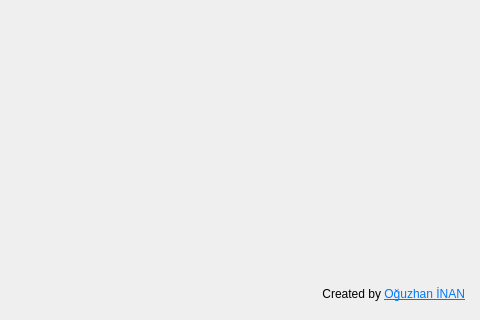
Old version of the form stacer/Pages/Settings/settings_page.ui in the repository oguzhaninan/Stacer; both pictures show x 331 to 811 and y 159 to 479 of the 811 by 479 pixel window.
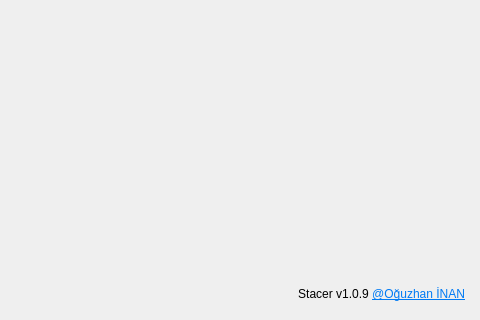
New version of the form. Icons and pictures are not drawn.

```diff
--- a/stacer/Pages/Settings/settings_page.ui
+++ b/stacer/Pages/Settings/settings_page.ui
@@ -321,7 +321,7 @@
    <item row="10" column="3" colspan="2" alignment="Qt::AlignRight">
     <widget class="QLabel" name="lblCreatedBy">
      <property name="text">
-      <string>&lt;html&gt;&lt;head/&gt;&lt;body&gt;&lt;p&gt;Created by &lt;a href=&quot;https://github.com/oguzhaninan&quot;&gt;&lt;span style=&quot; text-decoration: underline; color:#007af4;&quot;&gt;Oğuzhan İNAN&lt;/span&gt;&lt;/a&gt;&lt;/p&gt;&lt;/body&gt;&lt;/html&gt;</string>
+      <string notr="true">&lt;html&gt;&lt;head/&gt;&lt;body&gt;&lt;p&gt;Stacer v1.0.9 &lt;a href=&quot;https://github.com/oguzhaninan&quot;&gt;&lt;span style=&quot; text-decoration: underline; color:#007af4;&quot;&gt;@Oğuzhan İNAN&lt;/span&gt;&lt;/a&gt;&lt;/p&gt;&lt;/body&gt;&lt;/html&gt;</string>
      </property>
      <property name="textFormat">
       <enum>Qt::RichText</enum>
```
